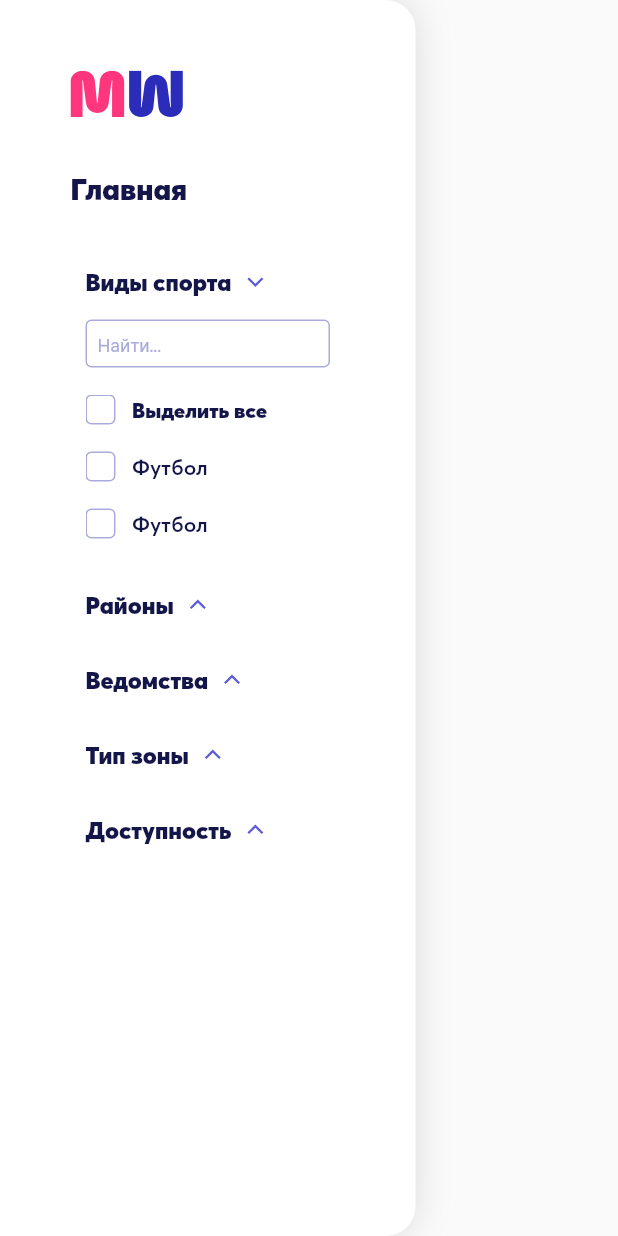
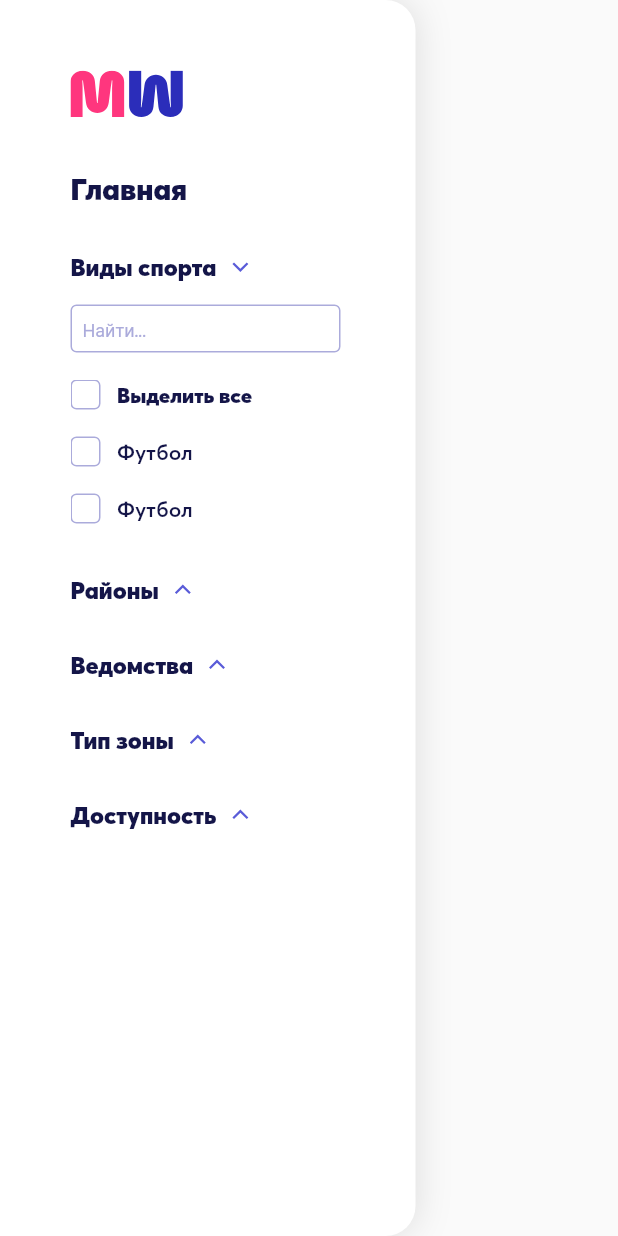
Before and after one commit to MOSCOWMOVE/web-admin, a Flutter app: the RightSidebar widget shown alone on an empty page, opened directly, after a tap on "Виды спорта", on a phone screen of 412 x 824 dp. Run offline on Flutter 3.47's test engine with Material 2 defaults, Android fonts, the phone set to English and light mode, and no system bars; our stand-ins replace flutter_map, flutter_svg, font_awesome_flutter, google_fonts, latlong2, localstorage; missing offline and left inert: animated_overflow, dart:html, dart:js, mapbox_gl, universal_html; statements that could not run were skipped; project files that could hold a hidden picture were left out.

Commit message:
remove scroll bar bug

```diff
--- a/lib/components/ScrollWidget.dart
+++ b/lib/components/ScrollWidget.dart
@@ -9,10 +9,15 @@ class ScrollWidget extends StatelessWidget {
 
   @override
   Widget build(BuildContext context) {
-    return SizedBox(
-      height: 100,
-      child: ListView(
-        children: children
+    return ScrollConfiguration(
+      behavior: ScrollConfiguration.of(context).copyWith(scrollbars: true),
+      child:  SizedBox(
+        height: 100,
+        child: ListView(
+          physics: ClampingScrollPhysics(),
+          shrinkWrap: true,
+          children: children
+        )
       )
     );
   }
--- a/lib/components/sidbebar/BaseSidebar.dart
+++ b/lib/components/sidbebar/BaseSidebar.dart
@@ -42,7 +42,7 @@ class BaseSidebar extends StatelessWidget {
           ]
         ),
         child: Padding(
-          padding: const EdgeInsets.all(47),
+          padding: const EdgeInsets.only(top: 47, left: 47, right: 30),
           child: OverflowBox(
             child: Column(
               crossAxisAlignment: CrossAxisAlignment.start,
--- a/lib/components/sidbebar/RightSidebar.dart
+++ b/lib/components/sidbebar/RightSidebar.dart
@@ -29,10 +29,14 @@ class RightSidebar extends StatelessWidget {
         ),
         SizedBox(
           height: height - 175 - 10,
+          child: ScrollConfiguration(
+            behavior: ScrollConfiguration.of(context).copyWith(scrollbars: false),
             child: ListView(
+              shrinkWrap: true,
+              physics: ClampingScrollPhysics(),
               children: [
                 Padding(
-                padding: EdgeInsets.all(10),
+                  padding: EdgeInsets.only(right: 20),
                   child: Column(
                     children: [
                       Container(
@@ -83,8 +87,8 @@ class RightSidebar extends StatelessWidget {
                     ]
                   ),
                 )
-
               ],
+            )
           )
         ),
 
```
Lines whose indentation alone changed are shown as unchanged.
